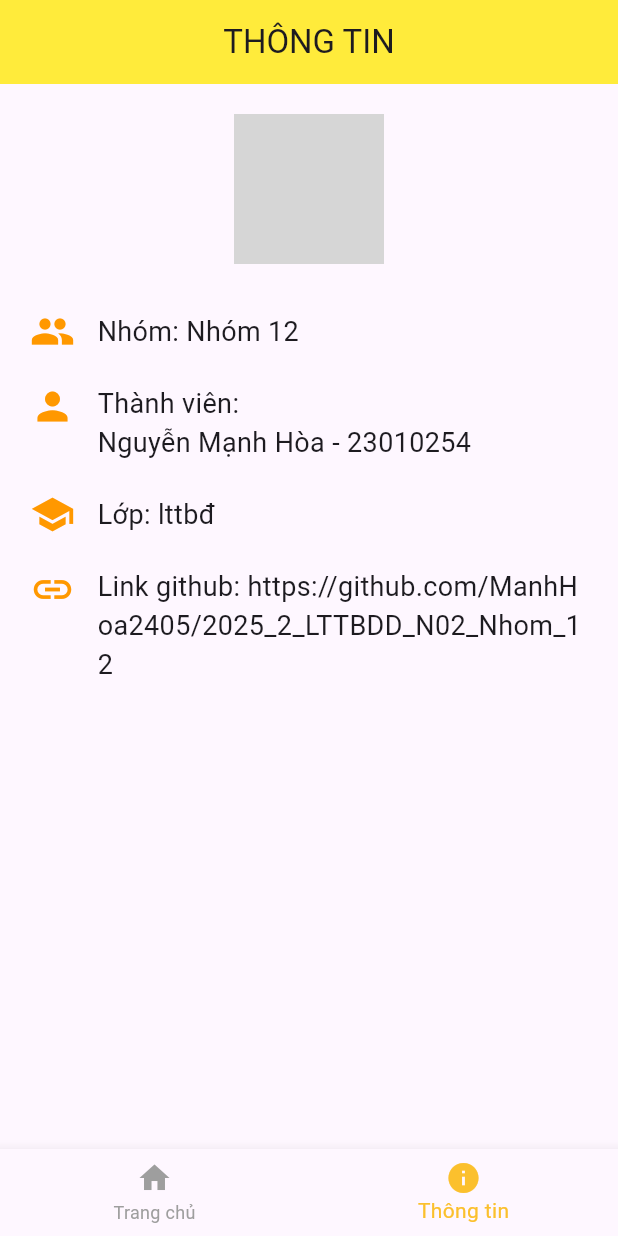
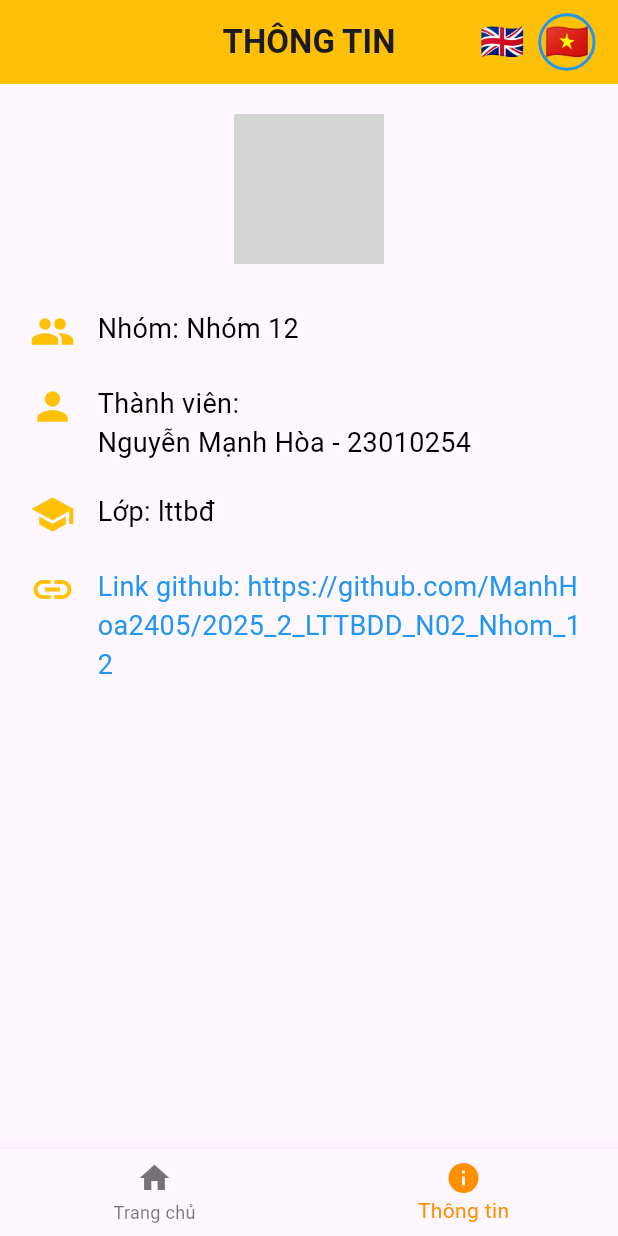
Before and after one commit to ManhHoa2405/2025_2_LTTBDD_N02_Nhom_12, a Flutter app: the screen it shows after launch, item 2 of the bottom bar chosen, on a phone screen of 412 x 824 dp. Run offline on Flutter 3.47's test engine with Material 3 defaults, Android fonts, the phone set to English and light mode, and no system bars; our stand-ins replace hive_flutter; accounts and stored records are empty; network calls fail; grey boxes are pictures that could not be loaded.

Commit message:
thêm chức năng chuyển đổi ngôn ngữ và sửa lại màu cho app

```diff
--- a/lib/home_page.dart
+++ b/lib/home_page.dart
@@ -1,5 +1,6 @@
 import 'package:flutter/material.dart';
 import 'package:hive_flutter/hive_flutter.dart';
+import 'info_page.dart';
 
 class HomePage extends StatefulWidget {
   const HomePage({super.key});
@@ -11,6 +12,9 @@ class HomePage extends StatefulWidget {
 class _HomePageState extends State<HomePage> {
   List<Map<String, String>> danhSachThuChi = [];
   final _myBox = Hive.box('ghiChuBox');
+
+  bool isVietnamese = true;
+  int _selectedIndex = 0;
 
   @override
   void initState() {
@@ -32,26 +36,38 @@ class _HomePageState extends State<HomePage> {
     showDialog(
       context: context,
       builder: (context) => AlertDialog(
-        title: Text(index == null ? 'Thêm khoản chi mới' : 'Sửa khoản chi'),
+        title: Text(index == null
+            ? (isVietnamese ? 'Thêm khoản chi mới' : 'Add new expense')
+            : (isVietnamese ? 'Sửa khoản chi' : 'Edit expense')),
+        // LAYOUT: Dùng Column xếp dọc các ô nhập liệu
         content: Column(
           mainAxisSize: MainAxisSize.min,
           children: [
-            TextField(controller: tenController, decoration: const InputDecoration(hintText: 'Tên khoản chi')),
+            // INPUT: Sử dụng TextField để nhập chữ
+            TextField(controller: tenController, decoration: InputDecoration(hintText: isVietnamese ? 'Tên khoản chi' : 'Expense name')),
             const SizedBox(height: 10),
-            TextField(controller: tienController, keyboardType: TextInputType.number, decoration: const InputDecoration(hintText: 'Số tiền')),
+            // INPUT: Sử dụng TextField để nhập số
+            TextField(controller: tienController, keyboardType: TextInputType.number, decoration: InputDecoration(hintText: isVietnamese ? 'Số tiền' : 'Amount')),
           ],
         ),
         actions: [
-          TextButton(onPressed: () => Navigator.pop(context), child: const Text('Hủy')),
+          // INPUT: Sử dụng button (TextButton)
+          TextButton(
+            onPressed: () => Navigator.pop(context),
+            child: Text(isVietnamese ? 'Hủy' : 'Cancel')
+          ),
+          // INPUT: Sử dụng button (ElevatedButton)
           ElevatedButton(
+            style: ElevatedButton.styleFrom(
+              backgroundColor: Colors.amber,
+              foregroundColor: Colors.black,
+            ),
             onPressed: () async {
               if (tenController.text.isNotEmpty && tienController.text.isNotEmpty) {
                 setState(() {
                   if (index == null) {
-                    // Thêm mới
                     danhSachThuChi.add({'ten': tenController.text, 'tien': tienController.text});
                   } else {
-                    // Cập nhật
                     danhSachThuChi[index] = {'ten': tenController.text, 'tien': tienController.text};
                   }
                 });
@@ -59,7 +75,7 @@ class _HomePageState extends State<HomePage> {
                 if (mounted) Navigator.pop(context);
               }
             },
-            child: Text(index == null ? 'Lưu' : 'Cập nhật'),
+            child: Text(index == null ? (isVietnamese ? 'Lưu' : 'Save') : (isVietnamese ? 'Cập nhật' : 'Update')),
           ),
         ],
       ),
@@ -68,22 +84,94 @@ class _HomePageState extends State<HomePage> {
 
   @override
   Widget build(BuildContext context) {
+    //Sử dụng Scaffold làm khung sườn cho toàn bộ app
     return Scaffold(
       appBar: AppBar(
-        title: const Text('SỔ THU CHI'),
-        backgroundColor: Colors.yellow,
+        title: Text(
+          _selectedIndex == 0 ? (isVietnamese ? 'SỔ THU CHI' : 'EXPENSE TRACKER') : (isVietnamese ? 'THÔNG TIN' : 'INFORMATION'),
+          style: const TextStyle(fontWeight: FontWeight.bold),
+        ),
+        backgroundColor: Colors.amber,
         centerTitle: true,
+        actions: [
+          Row(
+            mainAxisSize: MainAxisSize.min,
+            children: [
+              // INPUT: Sử dụng GestureDetector để bắt sự kiện chạm đổi ngôn ngữ
+              GestureDetector(
+                onTap: () => setState(() => isVietnamese = false),
+                child: Container(
+                  padding: const EdgeInsets.all(2),
+                  decoration: BoxDecoration(
+                    shape: BoxShape.circle,
+                    border: Border.all(color: !isVietnamese ? Colors.blue : Colors.transparent, width: 2),
                   ),
-      body: Column(
+                  child: const Text('🇬🇧', style: TextStyle(fontSize: 24)),
+                ),
+              ),
+              const SizedBox(width: 5),
+              GestureDetector(
+                onTap: () => setState(() => isVietnamese = true),
+                child: Container(
+                  padding: const EdgeInsets.all(2),
+                  decoration: BoxDecoration(
+                    shape: BoxShape.circle,
+                    border: Border.all(color: isVietnamese ? Colors.blue : Colors.transparent, width: 2),
+                  ),
+                  child: const Text('🇻🇳', style: TextStyle(fontSize: 24)),
+                ),
+              ),
+              const SizedBox(width: 15),
+            ],
+          ),
+        ],
+      ),
+
+      body: IndexedStack(
+        index: _selectedIndex,
+        children: [
+          _buildHomeContent(),
+          InfoPage(isVietnamese: isVietnamese),
+        ],
+      ),
+
+      floatingActionButton: _selectedIndex == 0
+        ? FloatingActionButton(
+            onPressed: () => _hienThiCuaSo(),
+            backgroundColor: Colors.amber,
+            child: const Icon(Icons.add, color: Colors.black),
+          )
+        : null,
+
+      // NAVIGATION: Thanh điều hướng chuyển tab
+      bottomNavigationBar: BottomNavigationBar(
+        currentIndex: _selectedIndex,
+        selectedItemColor: Colors.amber[800],
+        onTap: (index) {
+          setState(() {
+            _selectedIndex = index;
+          });
+        },
+        items: [
+          BottomNavigationBarItem(icon: const Icon(Icons.home), label: isVietnamese ? 'Trang chủ' : 'Home'),
+          BottomNavigationBarItem(icon: const Icon(Icons.info), label: isVietnamese ? 'Thông tin' : 'Info'),
+        ],
+      ),
+    );
+  }
+
+  Widget _buildHomeContent() {
+    return Column(
       children: [
         _buildHeader(),
-          const Padding(
-            padding: EdgeInsets.all(16.0),
+        Padding(
+          padding: const EdgeInsets.all(16.0),
           child: Align(
             alignment: Alignment.centerLeft,
-              child: Text('Lịch sử', style: TextStyle(fontWeight: FontWeight.bold))
+            child: Text(isVietnamese ? 'Lịch sử' : 'History', style: const TextStyle(fontWeight: FontWeight.bold))
           ),
         ),
+        // OUTPUT: Sử dụng ListView để tạo danh sách cuộn
         Expanded(
           child: ListView.builder(
             itemCount: danhSachThuChi.length,
@@ -91,12 +179,6 @@ class _HomePageState extends State<HomePage> {
           ),
         ),
       ],
-      ),
-      floatingActionButton: FloatingActionButton(
-        onPressed: () => _hienThiCuaSo(),
-        backgroundColor: Colors.orange,
-        child: const Icon(Icons.add),
-      ),
     );
   }
 
@@ -104,19 +186,12 @@ class _HomePageState extends State<HomePage> {
     return Container(
       margin: const EdgeInsets.all(16),
       padding: const EdgeInsets.all(20),
-      decoration: BoxDecoration(
-        color: Colors.white,
-        borderRadius: BorderRadius.circular(12),
-        border: Border.all(color: Colors.grey.shade300)
-      ),
+      decoration: BoxDecoration(color: Colors.white, borderRadius: BorderRadius.circular(12), border: Border.all(color: Colors.grey.shade300)),
       child: Row(
         mainAxisAlignment: MainAxisAlignment.spaceBetween,
         children: [
-          const Text('Tổng chi tiêu:'),
-          Text(
-            '- $tongTien đ',
-            style: const TextStyle(color: Colors.red, fontSize: 20, fontWeight: FontWeight.bold)
-          ),
+          Text(isVietnamese ? 'Tổng chi tiêu:' : 'Total Expenses:'),
+          Text('- $tongTien đ', style: const TextStyle(color: Colors.redAccent, fontSize: 20, fontWeight: FontWeight.bold)),
         ],
       ),
     );
@@ -127,26 +202,24 @@ class _HomePageState extends State<HomePage> {
     return Card(
       margin: const EdgeInsets.symmetric(horizontal: 16, vertical: 5),
       child: ListTile(
-        leading: const Icon(Icons.shopping_cart, color: Colors.orange),
+        leading: const Icon(Icons.shopping_cart, color: Colors.amber),
         title: Text(item['ten']!),
         trailing: Row(
           mainAxisSize: MainAxisSize.min,
           children: [
-            Text('${item['tien']} đ', style: const TextStyle(color: Colors.red)),
+            Text('${item['tien']} đ', style: const TextStyle(color: Colors.redAccent)),
             const SizedBox(width: 15),
-
             GestureDetector(
               onTap: () => _hienThiCuaSo(index: index),
-              child: const Icon(Icons.edit, color: Colors.blue),
+              child: Icon(Icons.edit, color: Colors.amber[700]),
             ),
-
             const SizedBox(width: 15),
             GestureDetector(
               onTap: () async {
                 setState(() => danhSachThuChi.removeAt(index));
                 await _myBox.put('danhSachThuChi', danhSachThuChi);
               },
-              child: const Icon(Icons.delete, color: Colors.grey),
+              child: const Icon(Icons.delete, color: Colors.redAccent),
             ),
           ],
         ),
--- a/lib/info_page.dart
+++ b/lib/info_page.dart
@@ -1,27 +1,20 @@
 import 'package:flutter/material.dart';
 
 class InfoPage extends StatelessWidget {
-  const InfoPage({super.key});
+  final bool isVietnamese;
+
+  const InfoPage({super.key, required this.isVietnamese});
 
   @override
   Widget build(BuildContext context) {
-    //Combined: Scaffold
-    return Scaffold(
-      appBar: AppBar(
-        title: const Text('THÔNG TIN'),
-        backgroundColor: Colors.yellow,
-        centerTitle: true,
-      ),
-
-      body: Padding(
+    return Padding(
       padding: const EdgeInsets.all(20.0),
-        //Layout: Column (Xếp dọc)
+      // LAYOUT: Sử dụng Column để xếp dọc các phần tử
       child: Column(
         crossAxisAlignment: CrossAxisAlignment.start,
         children: [
-
-            //Output: Image
           Center(
+            // OUTPUT: Sử dụng Image để hiển thị ảnh minh họa
             child: Image.network(
               'https://flutter.github.io/assets-for-api-docs/assets/widgets/owl.jpg',
               height: 100,
@@ -29,54 +22,35 @@ class InfoPage extends StatelessWidget {
           ),
           const SizedBox(height: 30),
 
-            // Dòng 1: Nhóm 12
-            Row(
-              children: [
-                const Icon(Icons.group, color: Colors.orange, size: 30),
-                const SizedBox(width: 15),
-                const Text('Nhóm: Nhóm 12', style: TextStyle(fontSize: 18)),
+          _buildRow(Icons.group, 'Nhóm: Nhóm 12', 'Group: Group 12'),
+          const SizedBox(height: 20),
+          _buildRow(Icons.person, 'Thành viên:\nNguyễn Mạnh Hòa - 23010254', 'Member:\nNguyen Manh Hoa - 23010254'),
+          const SizedBox(height: 20),
+          _buildRow(Icons.school, 'Lớp: lttbđ', 'Class: lttbđ'),
+          const SizedBox(height: 20),
+          _buildRow(Icons.link, 'Link github: https://github.com/ManhHoa2405/2025_2_LTTBDD_N02_Nhom_12', 'GitHub Link: https://github.com/ManhHoa2405/2025_2_LTTBDD_N02_Nhom_12', isLink: true),
         ],
       ),
-            const SizedBox(height: 20),
+    );
+  }
 
-            // Dòng 2: Thành viên
-            Row(
+  Widget _buildRow(IconData icon, String viText, String enText, {bool isLink = false}) {
+    // LAYOUT: Sử dụng Row để xếp ngang Icon và Text
+    return Row(
       crossAxisAlignment: CrossAxisAlignment.start,
       children: [
-                const Icon(Icons.person, color: Colors.orange, size: 30),
-                const SizedBox(width: 15),
-                const Text('Thành viên:\nNguyễn Mạnh Hòa - 23010254', style: TextStyle(fontSize: 18)),
-              ],
-            ),
-            const SizedBox(height: 20),
-
-            // Dòng 3: Lớp
-            Row(
-              children: [
-                const Icon(Icons.school, color: Colors.orange, size: 30),
-                const SizedBox(width: 15),
-                const Text('Lớp: lttbđ', style: TextStyle(fontSize: 18)),
-              ],
-            ),
-            const SizedBox(height: 20),
-
-            // Dòng 4: Link github
-            Row(
-              crossAxisAlignment: CrossAxisAlignment.start,
-              children: [
-                const Icon(Icons.link, color: Colors.orange, size: 30),
+        Icon(icon, color: Colors.amber, size: 30),
         const SizedBox(width: 15),
         Expanded(
-                  child: const Text(
-                    'Link github: https://github.com/ManhHoa2405/2025_2_LTTBDD_N02_Nhom_12',
-                    style: TextStyle(fontSize: 18)
+          child: Text(
+            isVietnamese ? viText : enText,
+            style: TextStyle(
+              fontSize: 18,
+              color: isLink ? Colors.blue : Colors.black,
+            ),
           ),
         ),
       ],
-            ),
-          ],
-        ),
-      ),
     );
   }
 }
--- a/lib/main.dart
+++ b/lib/main.dart
@@ -1,64 +1,17 @@
 import 'package:flutter/material.dart';
 import 'package:hive_flutter/hive_flutter.dart';
 import 'home_page.dart';
-import 'info_page.dart';
 
 void main() async {
   WidgetsFlutterBinding.ensureInitialized();
+
   await Hive.initFlutter();
   await Hive.openBox('ghiChuBox');
 
   runApp(
     const MaterialApp(
       debugShowCheckedModeBanner: false,
-      home: TrangChu(),
+      home: HomePage(),
     ),
   );
 }
-
-class TrangChu extends StatefulWidget {
-  const TrangChu({super.key});
-
-  @override
-  State<TrangChu> createState() => _TrangChuState();
-}
-
-class _TrangChuState extends State<TrangChu> {
-  int stt = 0;
-
-  @override
-  Widget build(BuildContext context) {
-    return Scaffold(
-      backgroundColor: Colors.white,
-      body: SafeArea(
-        child: IndexedStack(
-          index: stt,
-          children: const [
-            HomePage(),
-            InfoPage(),
-          ],
-        ),
-      ),
-      bottomNavigationBar: BottomNavigationBar(
-        currentIndex: stt,
-        selectedItemColor: Colors.yellow[700],
-        unselectedItemColor: Colors.grey,
-        onTap: (i) {
-          setState(() {
-            stt = i;
-          });
-        },
-        items: const [
-          BottomNavigationBarItem(
-            icon: Icon(Icons.home),
-            label: 'Trang chủ',
-          ),
-          BottomNavigationBarItem(
-            icon: Icon(Icons.info),
-            label: 'Thông tin',
-          ),
-        ],
-      ),
-    );
-  }
-}
```
Lines whose indentation alone changed are shown as unchanged.
